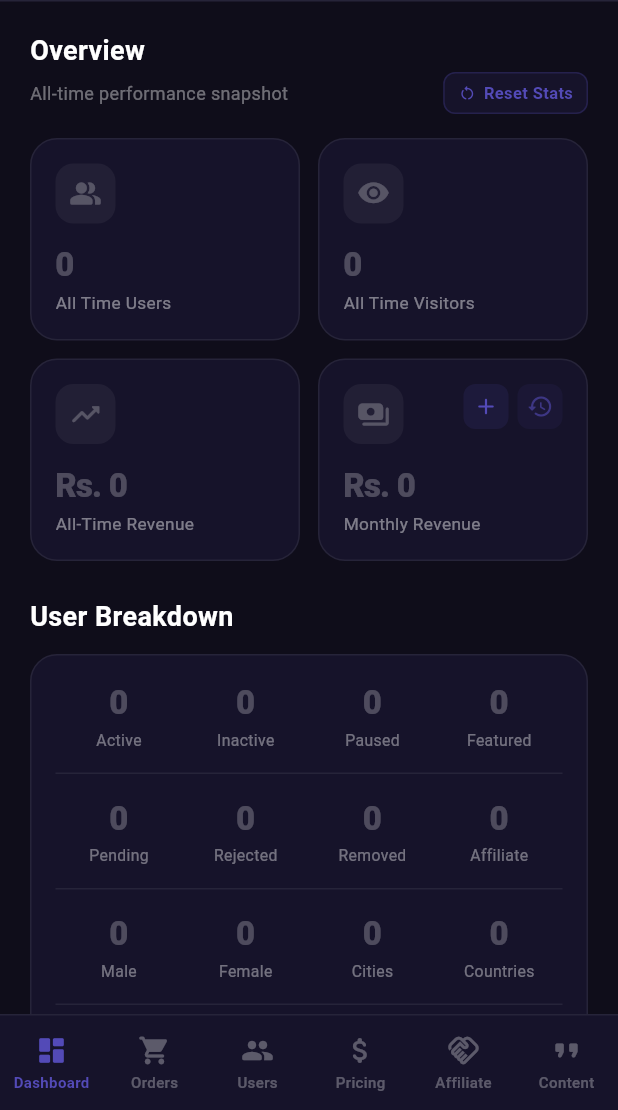
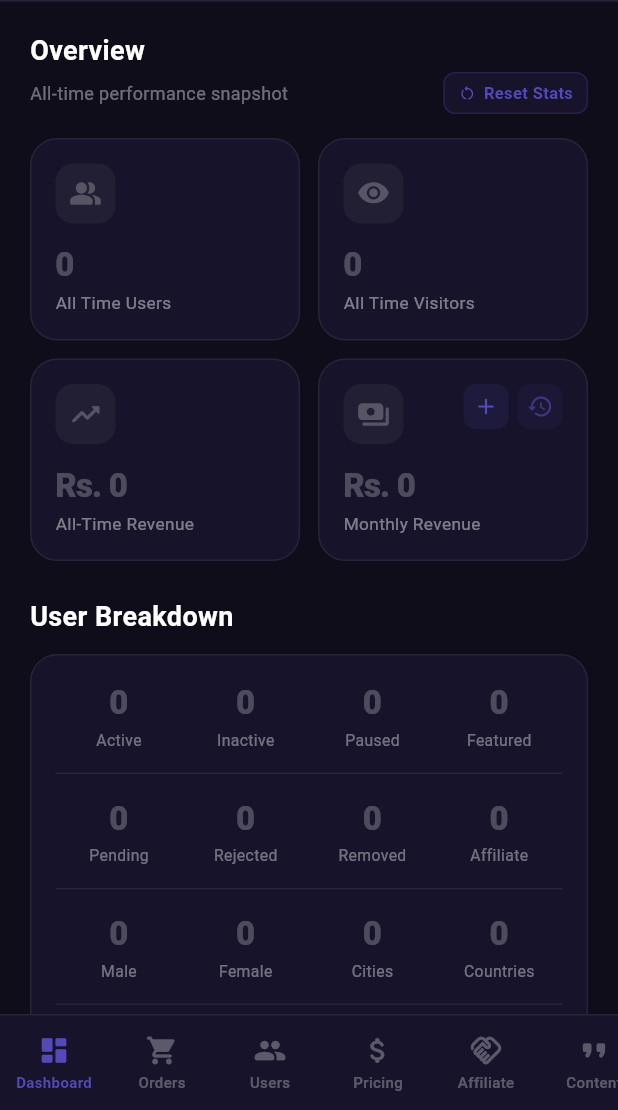
Before and after one commit to asdmglx-hue/JorAdmin, a Flutter app: the AdminDashboardScreen screen opened directly with empty values, after a tap on the "refresh" icon, on a phone screen of 412 x 824 dp, the part 126-1236 px from its top. Run offline on Flutter 3.47's test engine with Material 3 defaults, Android fonts, the phone set to English and light mode, and no system bars; our stand-ins replace cached_network_image, firebase_core, firebase_messaging, flutter_local_notifications, flutter_svg, image_picker and 2 more; accounts and stored records are empty; network calls fail; statements that could not run were skipped.

Commit message:
feat: scrollable bottom nav, Ads and Verification as own tabs

```diff
--- a/lib/screens/admin_dashboard_screen.dart
+++ b/lib/screens/admin_dashboard_screen.dart
@@ -19,6 +19,44 @@ import 'admin_whatsapp_import_screen.dart';
 import 'admin_login_screen.dart';
 import 'admin_edit_requests_screen.dart';
 import 'admin_testimonials_screen.dart';
+
+// ── Thin screen wrappers for the new standalone Ads and Verification tabs ──
+// AdminAdsCard and VerificationSettingsCard are self-contained widgets
+// defined in their own files — these wrappers just give each a full-screen
+// Scaffold so they work as top-level tab destinations.
+class AdminAdsScreen extends StatelessWidget {
+  final void Function(VoidCallback)? onRefreshCallback;
+  const AdminAdsScreen({super.key, this.onRefreshCallback});
+  @override
+  Widget build(BuildContext context) {
+    return Scaffold(
+      backgroundColor: const Color(0xFF0F0D1E),
+      body: SingleChildScrollView(
+        padding: const EdgeInsets.all(16),
+        child: Column(children: [
+          AdminAdsCard(onRefreshCallback: onRefreshCallback),
+        ]),
+      ),
+    );
+  }
+}
+
+class AdminVerificationScreen extends StatelessWidget {
+  final void Function(VoidCallback)? onRefreshCallback;
+  const AdminVerificationScreen({super.key, this.onRefreshCallback});
+  @override
+  Widget build(BuildContext context) {
+    return Scaffold(
+      backgroundColor: const Color(0xFF0F0D1E),
+      body: SingleChildScrollView(
+        padding: const EdgeInsets.all(16),
+        child: const Column(children: [
+          VerificationSettingsCard(),
+        ]),
+      ),
+    );
+  }
+}
 import 'admin_accounts_screen.dart';
 import 'admin_usage_stats_screen.dart';
 
@@ -49,6 +87,8 @@ class _AdminDashboardScreenState extends State<AdminDashboardScreen>
   int _tab = 0;
   VoidCallback? _addAffiliate;
   VoidCallback? _refreshAffiliate;
+  VoidCallback? _refreshAds;
+  VoidCallback? _refreshVerification;
   VoidCallback? _refreshTestimonials;
   bool _refreshing = false;
   int _affiliateTrashCount = 0;
@@ -459,6 +499,8 @@ class _AdminDashboardScreenState extends State<AdminDashboardScreen>
         const AdminPricingScreen(),
         AdminAffiliateScreen(onRegisterCallback: (cb) => _addAffiliate = cb, onRefreshCallback: (cb) => _refreshAffiliate = cb, onAffiliateDeleted: _loadAffiliateTrashCount),
         AdminTestimonialsScreen(onRefreshCallback: (cb) => _refreshTestimonials = cb),
+        AdminAdsScreen(onRefreshCallback: (cb) => _refreshAds = cb),
+        AdminVerificationScreen(onRefreshCallback: (cb) => _refreshVerification = cb),
       ],
     );
 
@@ -502,6 +544,8 @@ class _AdminDashboardScreenState extends State<AdminDashboardScreen>
       (Icons.attach_money_rounded, 'Pricing'),
       (Icons.handshake_outlined, 'Affiliate'),
       (Icons.format_quote_rounded, 'Content'),
+      (Icons.campaign_rounded, 'Ads'),
+      (Icons.verified_user_outlined, 'Verification'),
     ];
     return Container(
       width: 210,
@@ -545,6 +589,8 @@ class _AdminDashboardScreenState extends State<AdminDashboardScreen>
                     onTap: () {
                       setState(() => _tab = i);
                       if (i == 4) _loadAffiliateTrashCount();
+                      if (i == 6) _refreshAds?.call();
+                      if (i == 7) _refreshVerification?.call();
                     },
                     child: AnimatedContainer(
                       duration: const Duration(milliseconds: 150),
@@ -707,6 +753,26 @@ class _AdminDashboardScreenState extends State<AdminDashboardScreen>
           if (_tab == 5) ...[
             GestureDetector(
               onTap: () => _refreshTestimonials?.call(),
+              child: Container(
+                width: s.d(36), height: s.d(36),
+                decoration: BoxDecoration(color: Colors.white.withOpacity(0.06), borderRadius: BorderRadius.circular(s.s(10))),
+                child: Icon(Icons.refresh_rounded, color: Colors.white.withOpacity(0.5), size: s.d(18))),
+            ),
+            SizedBox(width: s.s(8)),
+          ],
+          if (_tab == 6) ...[
+            GestureDetector(
+              onTap: () => _refreshAds?.call(),
+              child: Container(
+                width: s.d(36), height: s.d(36),
+                decoration: BoxDecoration(color: Colors.white.withOpacity(0.06), borderRadius: BorderRadius.circular(s.s(10))),
+                child: Icon(Icons.refresh_rounded, color: Colors.white.withOpacity(0.5), size: s.d(18))),
+            ),
+            SizedBox(width: s.s(8)),
+          ],
+          if (_tab == 7) ...[
+            GestureDetector(
+              onTap: () => _refreshVerification?.call(),
               child: Container(
                 width: s.d(36), height: s.d(36),
                 decoration: BoxDecoration(color: Colors.white.withOpacity(0.06), borderRadius: BorderRadius.circular(s.s(10))),
@@ -808,27 +874,38 @@ class _AdminDashboardScreenState extends State<AdminDashboardScreen>
       (Icons.attach_money_rounded, 'Pricing'),
       (Icons.handshake_outlined, 'Affiliate'),
       (Icons.format_quote_rounded, 'Content'),
+      (Icons.campaign_rounded, 'Ads'),
+      (Icons.verified_user_outlined, 'Verify'),
     ];
     final s = _S.of(context);
+    // Each tab item is fixed width so the bar scrolls horizontally when
+    // there are more tabs than fit on screen — same pattern used by
+    // YouTube, Instagram, and other apps with many nav items.
+    const double itemWidth = 72;
     return Container(
       height: s.d(64),
       decoration: BoxDecoration(
         color: const Color(0xFF16132A),
         border: Border(top: BorderSide(color: Colors.white.withOpacity(0.07))),
       ),
+      child: SingleChildScrollView(
+        scrollDirection: Axis.horizontal,
         child: Row(
           children: items.asMap().entries.map((e) {
             final i = e.key;
             final item = e.value;
             final selected = _tab == i;
-          return Expanded(
-            child: GestureDetector(
+            return GestureDetector(
               onTap: () {
                 HapticFeedback.lightImpact();
                 setState(() => _tab = i);
                 if (i == 4) _loadAffiliateTrashCount();
+                if (i == 6) _refreshAds?.call();
+                if (i == 7) _refreshVerification?.call();
               },
               behavior: HitTestBehavior.opaque,
+              child: SizedBox(
+                width: itemWidth,
                 child: Column(
                   mainAxisAlignment: MainAxisAlignment.center,
                   children: [
@@ -872,6 +949,7 @@ class _AdminDashboardScreenState extends State<AdminDashboardScreen>
               ),
             );
           }).toList(),
+        ),
       ),
     );
   }
--- a/lib/screens/admin_testimonials_screen.dart
+++ b/lib/screens/admin_testimonials_screen.dart
@@ -42,7 +42,6 @@ class AdminTestimonialsScreen extends StatefulWidget {
 class _AdminTestimonialsScreenState extends State<AdminTestimonialsScreen> {
   VoidCallback? _refreshStories;
   VoidCallback? _refreshBlog;
-  VoidCallback? _refreshAds;
   VoidCallback? _refreshData;
 
   @override
@@ -53,7 +52,6 @@ class _AdminTestimonialsScreenState extends State<AdminTestimonialsScreen> {
     widget.onRefreshCallback?.call(() {
       _refreshStories?.call();
       _refreshBlog?.call();
-      _refreshAds?.call();
     });
   }
 
@@ -67,10 +65,6 @@ class _AdminTestimonialsScreenState extends State<AdminTestimonialsScreen> {
           _StoriesCard(onRefreshCallback: (cb) => _refreshStories = cb),
           const SizedBox(height: 16),
           AdminBlogCard(onRefreshCallback: (cb) => _refreshBlog = cb),
-          const SizedBox(height: 16),
-          AdminAdsCard(onRefreshCallback: (cb) => _refreshAds = cb),
-          const SizedBox(height: 16),
-          const VerificationSettingsCard(),
           const SizedBox(height: 16),
           const DataManagementCard(),
         ]),
```
Lines whose indentation alone changed are shown as unchanged.
